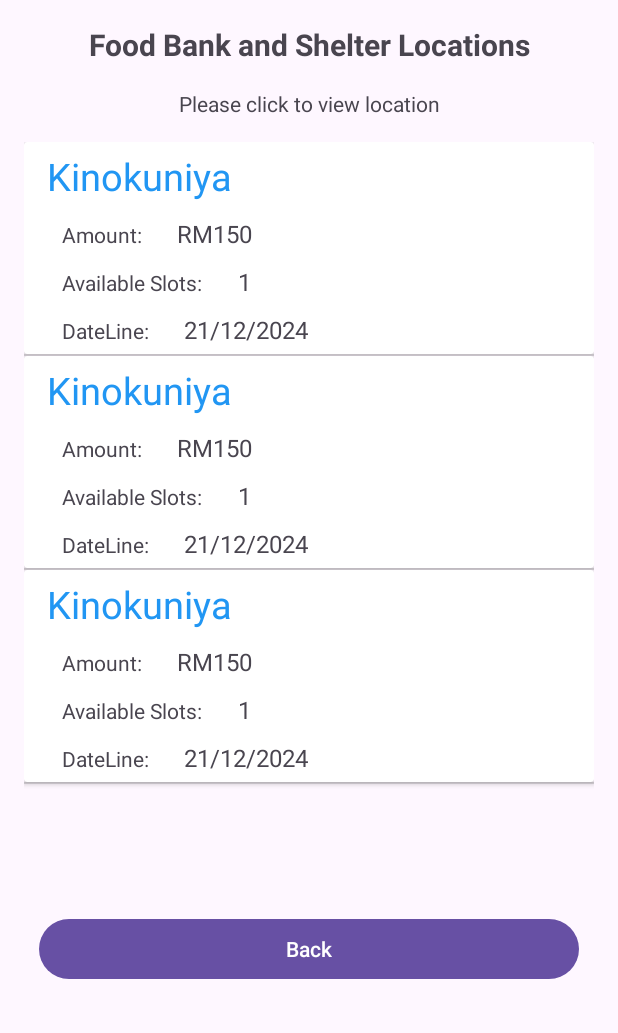
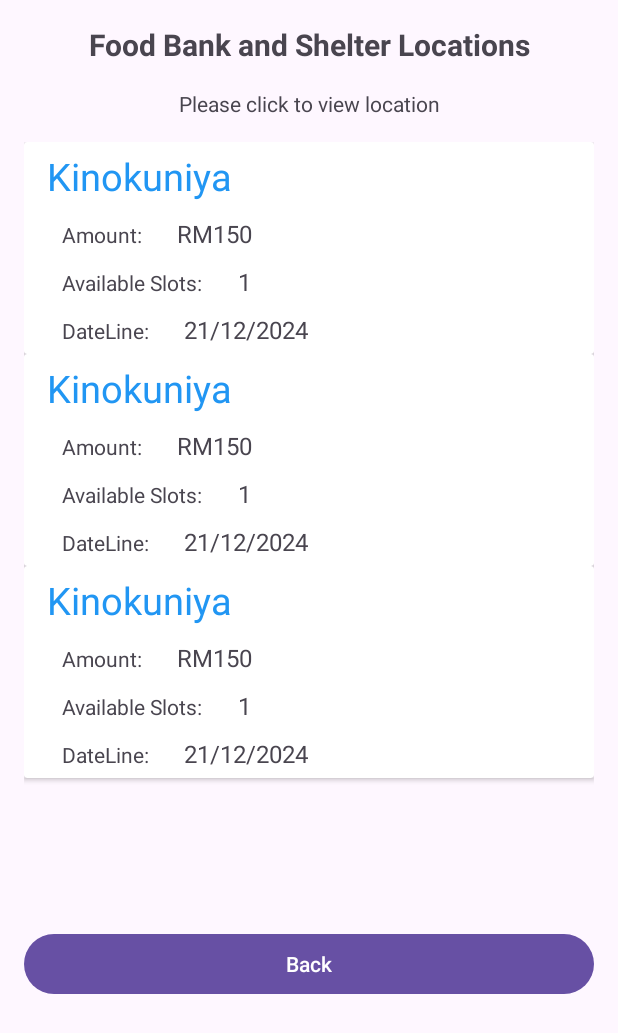
Before and after one commit to OIZHENHAU/WIA2007_ZeroHunger, an Android app: the layout activity_main_part5_s9.xml on its own in the app's theme, with its tools: preview values and no code run, on a phone screen of 412 x 824 dp. Shown: the top 1033 px of the screen. Run offline under Robolectric (Android 15) with nearby library versions, the phone set to English and light mode, and no system bars.

Commit message:
Adding Part 5

```diff
--- a/app/src/main/res/layout/activity_main_part5_s9.xml
+++ b/app/src/main/res/layout/activity_main_part5_s9.xml
@@ -26,7 +26,7 @@
         android:gravity="center"
         android:text="Please click to view location" />
 
-    <ListView
+    <androidx.recyclerview.widget.RecyclerView
         android:id="@+id/locationListViewP5S9"
         android:layout_width="match_parent"
         android:layout_height="504dp"
@@ -40,13 +40,13 @@
         android:layout_marginTop="20dp"
         android:orientation="horizontal">
 
-        <Button
-            android:id="@+id/backButtonP5S9"
-            android:layout_width="match_parent"
-            android:layout_height="wrap_content"
-            android:text="Back" />
-
 
     </LinearLayout>
 
+    <Button
+        android:id="@+id/backButtonP5S9"
+        android:layout_width="match_parent"
+        android:layout_height="wrap_content"
+        android:text="Back" />
+
 </LinearLayout>
```
